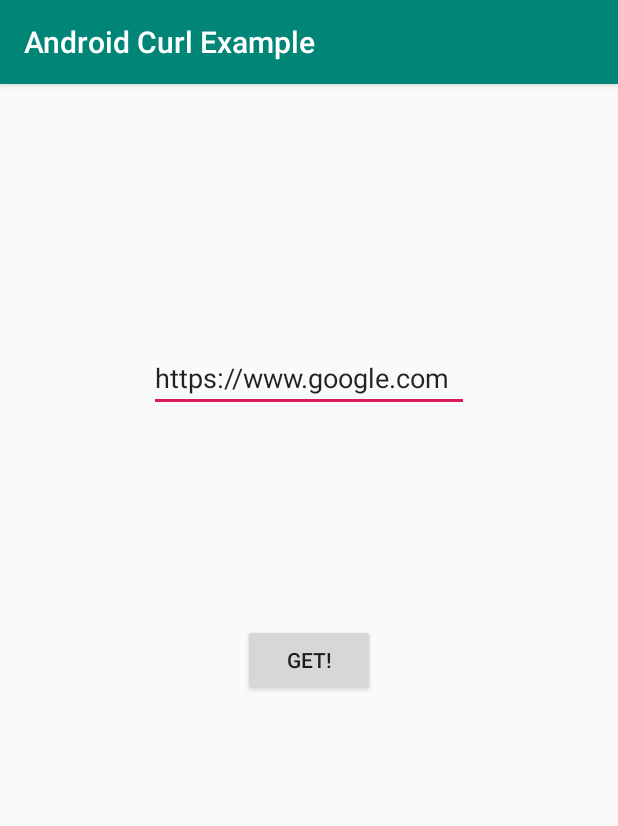
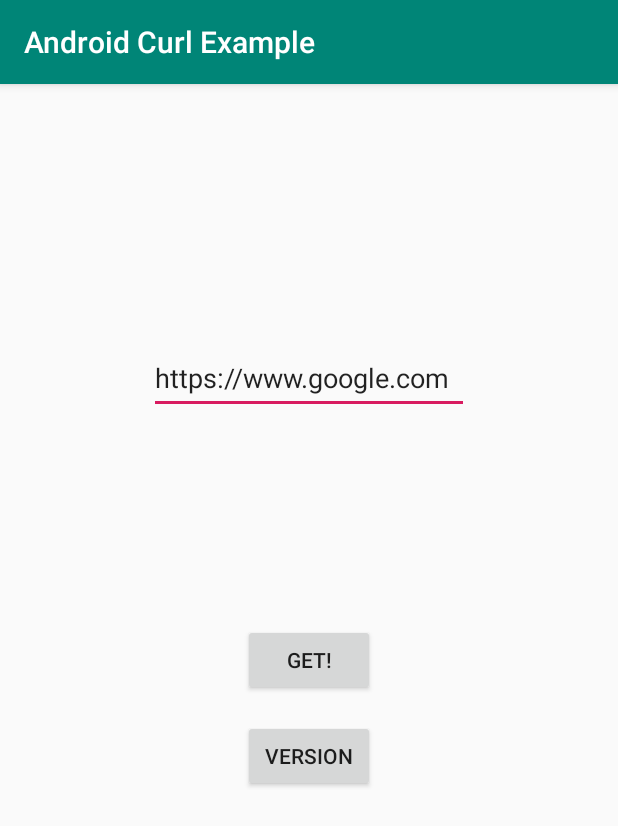
Before and after one commit to robertying/AndroidCurlExample, an Android app: the screen it shows after launch (MainActivity), on a phone screen of 412 x 824 dp. Shown: the top 826 px of the screen. Run offline under Robolectric (Android 15) with nearby library versions, the phone set to English and light mode, and no system bars; 1 statement that could not run was skipped.

Commit message:
Add demo for displaying curl version

```diff
--- a/app/src/main/java/io/robertying/androidcurlexample/CurlHelper.java
+++ b/app/src/main/java/io/robertying/androidcurlexample/CurlHelper.java
@@ -13,6 +13,7 @@ public class CurlHelper {
     private static final String CA_BUNDLE_NAME = "cacert.pem";
 
     public native static boolean curlAWebsite(String caBundlePath, String url);
+    public native static String getCurlVersion();
 
     public static void copyCaBundleFromAssetsToInternalStorage(Context context) {
         AssetManager assetManager = context.getApplicationContext().getAssets();
--- a/app/src/main/java/io/robertying/androidcurlexample/MainActivity.java
+++ b/app/src/main/java/io/robertying/androidcurlexample/MainActivity.java
@@ -14,24 +14,22 @@ public class MainActivity extends AppCompatActivity {
 
     AppCompatActivity activity;
 
-    private EditText editText;
-    private Button button;
-
     @Override
     protected void onCreate(Bundle savedInstanceState) {
         super.onCreate(savedInstanceState);
         this.activity = this;
         setContentView(R.layout.activity_main);
 
-        editText = findViewById(R.id.editText);
-        button = findViewById(R.id.button);
+        EditText editText = findViewById(R.id.editText);
+        Button curlButton = findViewById(R.id.curl_button);
+        Button versionButton = findViewById(R.id.version_button);
 
         System.loadLibrary("curl-a-website");
 
         CurlHelper.copyCaBundleFromAssetsToInternalStorage(this);
         CA_BUNDLE = CurlHelper.getCaBundlePath(this);
 
-        button.setOnClickListener(new View.OnClickListener() {
+        curlButton.setOnClickListener(new View.OnClickListener() {
             @Override
             public void onClick(View v) {
                 String url = editText.getText().toString();
@@ -44,6 +42,12 @@ public class MainActivity extends AppCompatActivity {
                 }
             }
         });
+        versionButton.setOnClickListener(new View.OnClickListener() {
+            @Override
+            public void onClick(View v) {
+                Toast.makeText(activity, "Curl version: " + CurlHelper.getCurlVersion(), Toast.LENGTH_SHORT).show();
+            }
+        });
     }
 
 }
--- a/app/src/main/res/layout/activity_main.xml
+++ b/app/src/main/res/layout/activity_main.xml
@@ -14,14 +14,15 @@
         android:layout_marginTop="32dp"
         android:ems="10"
         android:inputType="textPersonName"
+        android:minHeight="48dp"
         android:text="https://www.google.com"
-        app:layout_constraintBottom_toTopOf="@+id/button"
+        app:layout_constraintBottom_toTopOf="@+id/curl_button"
         app:layout_constraintEnd_toEndOf="parent"
         app:layout_constraintStart_toStartOf="parent"
         app:layout_constraintTop_toTopOf="parent" />
 
     <Button
-        android:id="@+id/button"
+        android:id="@+id/curl_button"
         android:layout_width="wrap_content"
         android:layout_height="wrap_content"
         android:text="Get!"
@@ -31,4 +32,14 @@
         app:layout_constraintStart_toStartOf="parent"
         app:layout_constraintTop_toTopOf="parent" />
 
+    <Button
+        android:id="@+id/version_button"
+        android:layout_width="wrap_content"
+        android:layout_height="wrap_content"
+        android:layout_marginTop="16dp"
+        android:text="Version"
+        app:layout_constraintEnd_toEndOf="parent"
+        app:layout_constraintStart_toStartOf="parent"
+        app:layout_constraintTop_toBottomOf="@+id/curl_button" />
+
 </androidx.constraintlayout.widget.ConstraintLayout>
```
Also changed, not shown: 3 other files.
